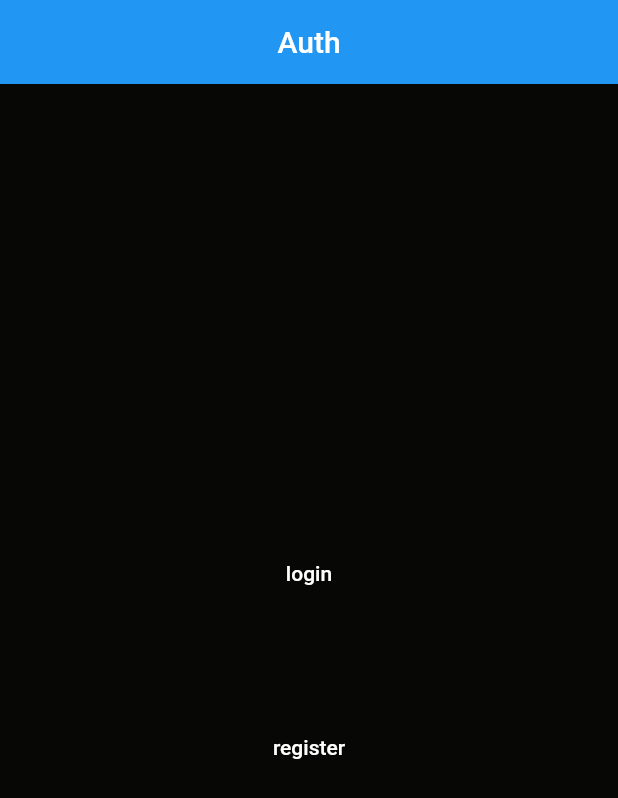
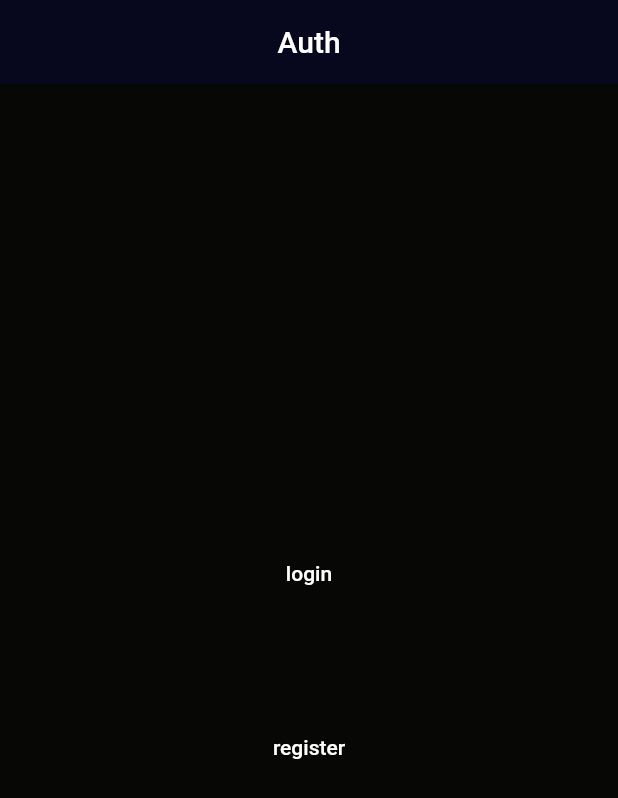
Before and after one commit to patrick-katambi/02-flutter-notezy_frontend, a Flutter app: the screen it shows after launch, on a phone screen of 412 x 824 dp. Shown: the top 798 px of the screen. Run offline on Flutter 3.47's test engine with Material 2 defaults, Android fonts, the light colour scheme and no system bars.

Commit message:
appbar icon modularization

```diff
--- a/lib/modules/authentication/authentication.dart
+++ b/lib/modules/authentication/authentication.dart
@@ -1,6 +1,5 @@
 import 'package:flutter/material.dart';
-import 'package:global_news/modules/authentication/login/Login.dart';
-import 'package:global_news/modules/authentication/register/Register.dart';
+import 'package:global_news/modules/screens.dart';
 import 'package:global_news/widgets/bar.dart';
 import 'package:global_news/widgets/normalText.dart';
 
@@ -10,30 +9,40 @@ class Authentication extends StatelessWidget {
   @override
   Widget build(BuildContext context) {
     return Scaffold(
-      appBar: bar(title: 'Auth'),
+      appBar: bar(
+          title: 'Auth',
+          context: context,
+          leadingIcon: const SizedBox.shrink()),
       body: Column(
         mainAxisAlignment: MainAxisAlignment.center,
         crossAxisAlignment: CrossAxisAlignment.center,
-        children: <Widget>[
-          GestureDetector(
-            onTap: () {
-              Navigator.pushNamed(context, Login.name);
-            },
-            child: const Center(
-              child: NormalText(text: 'login'),
-            ),
-          ),
-          const SizedBox(height: 100.0),
-          GestureDetector(
-            onTap: () {
-              Navigator.pushNamed(context, Register.name);
-            },
-            child: const Center(
-              child: NormalText(text: 'register'),
-            ),
-          ),
+        children: const <Widget>[
+          AuthText(route: loginRoute, text: 'login'),
+          SizedBox(height: 100.0),
+          AuthText(route: registerRoute, text: 'register'),
         ],
       ),
     );
   }
 }
+
+class AuthText extends StatelessWidget {
+  final String route, text;
+  const AuthText({
+    Key? key,
+    required this.route,
+    required this.text,
+  }) : super(key: key);
+
+  @override
+  Widget build(BuildContext context) {
+    return GestureDetector(
+      onTap: () {
+        Navigator.pushNamed(context, route);
+      },
+      child: Center(
+        child: NormalText(text: text),
+      ),
+    );
+  }
+}
--- a/lib/modules/authentication/register/Register.dart
+++ b/lib/modules/authentication/register/Register.dart
@@ -9,7 +9,7 @@ class Register extends StatelessWidget {
   @override
   Widget build(BuildContext context) {
     return Scaffold(
-      appBar: bar(title: 'register'),
+      appBar: bar(title: 'register', context: context),
       body: const Center(
         child: NormalText(text: 'register'),
       ),
--- /dev/null
+++ b/lib/modules/icons.dart
@@ -0,0 +1,3 @@
+import 'package:flutter/material.dart';
+
+const barBackIconData = Icons.chevron_left;
--- a/lib/modules/screens.dart
+++ b/lib/modules/screens.dart
@@ -1,5 +1,3 @@
-const Map<String, String> screenRoutes = {
-  'home': '/',
-  'login': '/login',
-  'register': '/register'
-};
+const homeRoute = '/';
+const loginRoute = '/login';
+const registerRoute = '/register';
--- a/lib/widgets/bar.dart
+++ b/lib/widgets/bar.dart
@@ -1,9 +1,14 @@
 import 'package:flutter/material.dart';
+import 'package:global_news/widgets/barBackIcon.dart';
 
-AppBar bar({required String title}) {
+AppBar bar(
+    {String? title, Widget? leadingIcon, required BuildContext context}) {
   return AppBar(
-    title: Text(title),
+    title: title != null ? Text(title) : const SizedBox.shrink(),
     centerTitle: true,
+    leading: leadingIcon ?? const BarBackIcon(),
+    automaticallyImplyLeading: true,
     elevation: 0.0,
+    backgroundColor: Theme.of(context).scaffoldBackgroundColor.withBlue(30),
   );
 }
```
Also changed, not shown: lib/main.dart (+8 -59 lines), lib/modules/authentication/login/Login.dart (+2 -5 lines), lib/widgets/barBackIcon.dart (added, +19 -0 lines).
